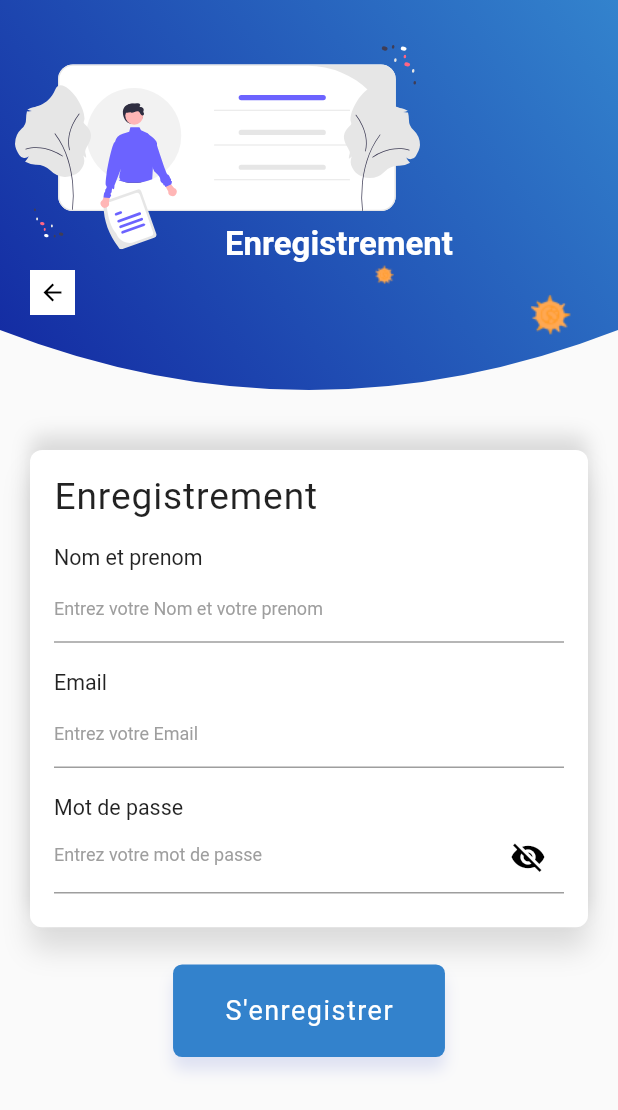
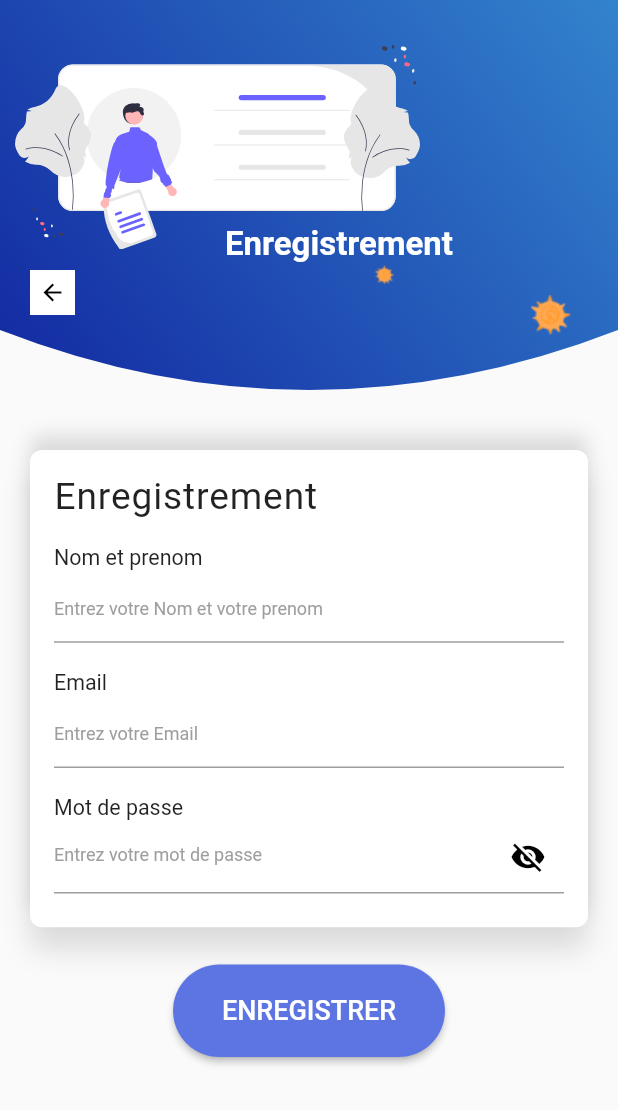
Before and after one commit to KamssuPatrick/form_app, a Flutter app: the RegisterScreen screen opened directly, on a phone screen of 412 x 824 dp. Shown: the top 1110 px of the screen. Run offline on Flutter 3.47's test engine with Material 2 defaults, Android fonts, the phone set to English and light mode, and no system bars; drawn by our look-alikes of rounded_loading_button; our stand-ins replace firebase_auth, firebase_database, flutter_screenutil, flutter_svg, line_awesome_flutter, shared_preferences; accounts and stored records are empty; Roboto replaces fonts that are missing (Poppins, Poppins-Bold).

Commit message:
Connexion2

```diff
--- /dev/null
+++ b/lib/models/user.dart
@@ -0,0 +1,7 @@
+class User {
+  final String? uid;
+  final String? email;
+  final String? username;
+
+  User({this.uid, this.email, this.username});
+}
--- a/lib/screen/register/register_screen.dart
+++ b/lib/screen/register/register_screen.dart
@@ -1,4 +1,5 @@
 import 'package:flutter/material.dart';
+import 'package:form_app/screen/accueil/accueil_screen.dart';
 import 'package:form_app/screen/page_debut/utils/constant.dart';
 import 'package:form_app/screen/page_debut/widgets/LoginCard.dart';
 import 'package:form_app/screen/page_debut/widgets/SocialIcons.dart';
@@ -6,6 +7,8 @@ import 'package:form_app/screen/page_debut/widgets/my_header.dart';
 import 'package:flutter/material.dart';
 import 'package:flutter_screenutil/flutter_screenutil.dart';
 import 'package:form_app/screen/page_debut/widgets/registerCard.dart';
+import 'package:form_app/services/auth.dart';
+import 'package:rounded_loading_button/rounded_loading_button.dart';
 
 
 
@@ -20,19 +23,26 @@ class _RegisterScreenState extends State<RegisterScreen> {
 
   final controller = ScrollController();
 
+  final GlobalKey<ScaffoldState> _scaffoldKey = new GlobalKey<ScaffoldState>();
   final _controllerNom = TextEditingController();
   final _controllerEmail = TextEditingController();
   final _controllerPassword = TextEditingController();
   double offset = 0;
   bool passwordInvisible = true;
 
+  final AuthService _auth = AuthService();
+
   bool _validateEmail = false;
   bool _validatePassword = false;
   bool _isSelected = false;
 
+  final RoundedLoadingButtonController _btnController =
+  new RoundedLoadingButtonController();
+
   @override
   Widget build(BuildContext context) {
     return Scaffold(
+      key: _scaffoldKey,
       body: SingleChildScrollView(
         controller: controller,
         child: Column(
@@ -57,25 +67,22 @@ class _RegisterScreenState extends State<RegisterScreen> {
                     children: <Widget>[
 
                       InkWell(
-                        child: Container(
+                        child: RoundedLoadingButton(
+                      controller: _btnController,
                       width: ScreenUtil().setWidth(330),
                       height: ScreenUtil().setHeight(100),
-                          decoration: BoxDecoration(
-                              color: kPrimaryColor,
-                              borderRadius: BorderRadius.circular(6.0),
-                              boxShadow: [
-                                BoxShadow(
-                                    color: kActiveShadowColor,
-                                    offset: Offset(0.0, 8.0),
-                                    blurRadius: 8.0)
-                              ]),
-                          child: Material(
-                            color: Colors.transparent,
-                            child: InkWell(
-                              onTap: () {
+                      // height: 40,
+                      color: Color(0xFF5d74e3),
+                      child: Text("ENREGISTRER",
+                          style: TextStyle(
+                            fontSize: 18,
+                            color: Colors.white,
+                          )),
+                      onPressed: () async {
 
                         if(_controllerEmail.text.isEmpty || _controllerPassword.text.isEmpty)
                         {
+                          showInSnackBar("Vous devez remplir tous les champs");
                           if(_controllerEmail.text.isEmpty)
                           {
                             setState(() {
@@ -88,23 +95,44 @@ class _RegisterScreenState extends State<RegisterScreen> {
                               _validatePassword = true;
                             });
                           }
+                          _btnController.reset();
                         }
                         else
                         {
                           //Ici
+                          if(_controllerPassword.text.length <= 6)
+                          {
+                            showInSnackBar("Le mot de passe doit avoir plus de 6 caractères");
+                            _btnController.reset();
+                          }
+                          else
+                            {
+                              dynamic result = await _auth
+                                  .registerWithEmailAndPassword(
+                                  _controllerEmail.text,
+                                  _controllerPassword.text, _controllerNom.text);
+
+                              if (result == null) {
+                                showInSnackBar("Une Erreur s'est produite");
+                              } else {
+
+                                Navigator.pushAndRemoveUntil(
+                                  context,
+                                  MaterialPageRoute(
+                                      builder: (BuildContext
+                                      context) =>
+                                          AccueilScreen()),
+                                  ModalRoute.withName('/'),
+                                );
+
                               }
 
-                              },
-                              child: Center(
-                                child: Text("S'enregistrer",
-                                    style: TextStyle(
-                                        color: Colors.white,
-                                        fontFamily: "Poppins-Bold",
-                                        fontSize: 18,
-                                        letterSpacing: 1.0)),
-                              ),
-                            ),
-                          ),
+                            }
+
+                        }
+                      }
+
+
                         ),
                       )
                     ],
@@ -120,6 +148,10 @@ class _RegisterScreenState extends State<RegisterScreen> {
         ),
       ),
     );
+  }
+
+  void showInSnackBar(String value) {
+    _scaffoldKey.currentState!.showSnackBar(new SnackBar(content: new Text(value, style: TextStyle(color: Color(0xFF5d74e3), fontSize: 18),)));
   }
 
   Widget RegisterCard()
```
Also changed, not shown: lib/services/auth.dart (added, +287 -0 lines), pubspec.yaml (+8 -4 lines), pubspec.lock. Lines whose indentation alone changed are shown as unchanged.
